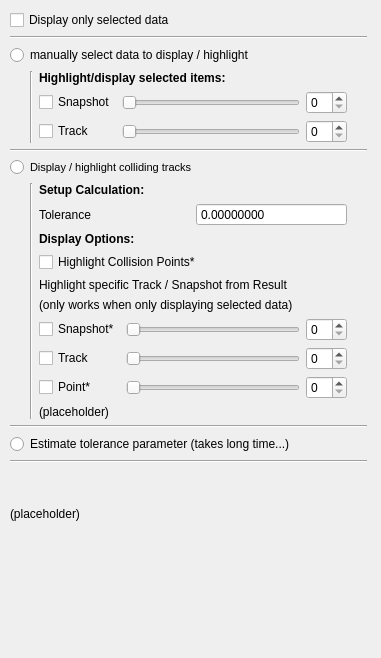
The window that pqSQLiteReaderPanel.ui (corbett/parastro) describes before a commit, drawn with Qt 5.
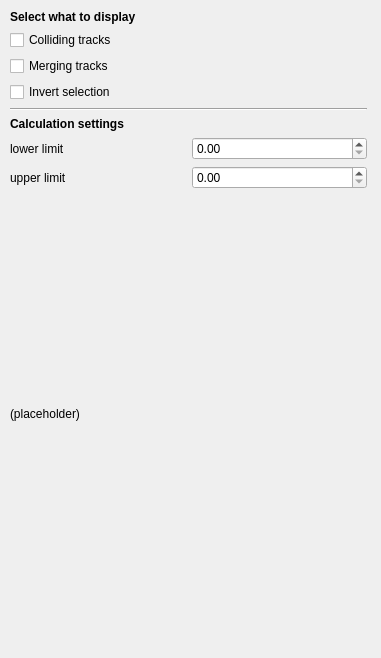
The same window after the commit.

The edit to the form file:
```diff
--- a/pqSQLiteReaderPanel.ui
+++ b/pqSQLiteReaderPanel.ui
@@ -19,359 +19,88 @@
      <x>10</x>
      <y>10</y>
      <width>357</width>
-     <height>511</height>
+     <height>411</height>
     </rect>
    </property>
    <layout class="QVBoxLayout" name="verticalLayout_2">
     <item>
-     <widget class="QCheckBox" name="DisplayOnlySelectedData">
+     <widget class="QLabel" name="label">
+      <property name="font">
+       <font>
+        <weight>75</weight>
+        <bold>true</bold>
+       </font>
+      </property>
       <property name="text">
-       <string>Display only selected data</string>
+       <string>Select what to display</string>
       </property>
      </widget>
     </item>
     <item>
-     <widget class="Line" name="line_5">
-      <property name="orientation">
-       <enum>Qt::Horizontal</enum>
+     <widget class="QCheckBox" name="DisplayColliding">
+      <property name="text">
+       <string>Colliding tracks</string>
       </property>
      </widget>
     </item>
     <item>
-     <widget class="QRadioButton" name="DisplaySelected">
+     <widget class="QCheckBox" name="DisplayMerging">
       <property name="text">
-       <string>manually select data to display / highlight</string>
+       <string>Merging tracks</string>
       </property>
      </widget>
     </item>
     <item>
-     <layout class="QHBoxLayout" name="horizontalLayout_3">
-      <item>
-       <spacer name="horizontalSpacer">
-        <property name="orientation">
-         <enum>Qt::Horizontal</enum>
-        </property>
-        <property name="sizeType">
-         <enum>QSizePolicy::Fixed</enum>
-        </property>
-        <property name="sizeHint" stdset="0">
-         <size>
-          <width>20</width>
-          <height>20</height>
-         </size>
-        </property>
-       </spacer>
-      </item>
-      <item>
-       <widget class="Line" name="line_2">
-        <property name="orientation">
-         <enum>Qt::Vertical</enum>
-        </property>
-       </widget>
-      </item>
-      <item>
-       <layout class="QVBoxLayout" name="verticalLayout_3">
-        <item>
-         <widget class="QLabel" name="label_8">
-          <property name="font">
-           <font>
-            <weight>75</weight>
-            <bold>true</bold>
-           </font>
-          </property>
-          <property name="text">
-           <string>Highlight/display selected items:</string>
-          </property>
-         </widget>
-        </item>
-        <item>
-         <layout class="QGridLayout" name="gridLayout_3">
-          <item row="0" column="0">
-           <widget class="QCheckBox" name="DisplaySelectedSnapshot">
-            <property name="text">
-             <string>Snapshot</string>
-            </property>
-           </widget>
-          </item>
-          <item row="1" column="0">
-           <widget class="QCheckBox" name="DisplaySelectedTrack">
-            <property name="text">
-             <string>Track</string>
-            </property>
-           </widget>
-          </item>
-          <item row="0" column="2">
-           <widget class="QSpinBox" name="DisplaySelectedSnapshotNr_2"/>
-          </item>
-          <item row="1" column="2">
-           <widget class="QSpinBox" name="DisplaySelectedTrackNr_2"/>
-          </item>
-          <item row="0" column="1">
-           <widget class="QSlider" name="DisplaySelectedSnapshotNr">
-            <property name="orientation">
-             <enum>Qt::Horizontal</enum>
-            </property>
-           </widget>
-          </item>
-          <item row="1" column="1">
-           <widget class="QSlider" name="DisplaySelectedTrackNr">
-            <property name="orientation">
-             <enum>Qt::Horizontal</enum>
-            </property>
-           </widget>
-          </item>
-         </layout>
-        </item>
-       </layout>
-      </item>
-      <item>
-       <spacer name="horizontalSpacer_2">
-        <property name="orientation">
-         <enum>Qt::Horizontal</enum>
-        </property>
-        <property name="sizeType">
-         <enum>QSizePolicy::Fixed</enum>
-        </property>
-        <property name="sizeHint" stdset="0">
-         <size>
-          <width>20</width>
-          <height>20</height>
-         </size>
-        </property>
-       </spacer>
-      </item>
-     </layout>
+     <widget class="QCheckBox" name="DisplayInverted">
+      <property name="text">
+       <string>Invert selection</string>
+      </property>
+     </widget>
     </item>
     <item>
-     <widget class="Line" name="line_3">
+     <widget class="Line" name="line">
       <property name="orientation">
        <enum>Qt::Horizontal</enum>
       </property>
      </widget>
     </item>
     <item>
-     <widget class="QRadioButton" name="DisplayCalculated">
+     <widget class="QLabel" name="label_2">
       <property name="font">
        <font>
-        <pointsize>8</pointsize>
-        <underline>false</underline>
+        <weight>75</weight>
+        <bold>true</bold>
        </font>
       </property>
       <property name="text">
-       <string>Display / highlight colliding tracks</string>
+       <string>Calculation settings</string>
       </property>
      </widget>
     </item>
     <item>
-     <layout class="QHBoxLayout" name="horizontalLayout_4">
-      <item>
-       <spacer name="horizontalSpacer_3">
-        <property name="orientation">
-         <enum>Qt::Horizontal</enum>
-        </property>
-        <property name="sizeType">
-         <enum>QSizePolicy::Fixed</enum>
-        </property>
-        <property name="sizeHint" stdset="0">
-         <size>
-          <width>20</width>
-          <height>20</height>
-         </size>
-        </property>
-       </spacer>
+     <layout class="QGridLayout" name="gridLayout">
+      <item row="0" column="1">
+       <widget class="QDoubleSpinBox" name="LowerLimit"/>
       </item>
-      <item>
-       <widget class="Line" name="line">
-        <property name="orientation">
-         <enum>Qt::Vertical</enum>
+      <item row="1" column="1">
+       <widget class="QDoubleSpinBox" name="UpperLimit"/>
+      </item>
+      <item row="0" column="0">
+       <widget class="QLabel" name="label_3">
+        <property name="text">
+         <string>lower limit</string>
         </property>
        </widget>
       </item>
-      <item>
-       <layout class="QVBoxLayout" name="verticalLayout_4">
-        <item>
-         <widget class="QLabel" name="label">
-          <property name="font">
-           <font>
-            <weight>75</weight>
-            <bold>true</bold>
-           </font>
-          </property>
-          <property name="text">
-           <string>Setup Calculation:</string>
-          </property>
-         </widget>
-        </item>
-        <item>
-         <layout class="QGridLayout" name="gridLayout_4">
-          <item row="1" column="0">
-           <widget class="QLabel" name="label_9">
-            <property name="text">
-             <string>Tolerance</string>
-            </property>
-           </widget>
-          </item>
-          <item row="1" column="1">
-           <widget class="QDoubleSpinBox" name="CalculationImpactParameter">
-            <property name="buttonSymbols">
-             <enum>QAbstractSpinBox::NoButtons</enum>
-            </property>
-            <property name="decimals">
-             <number>8</number>
-            </property>
-            <property name="minimum">
-             <double>0.000000000000000</double>
-            </property>
-            <property name="maximum">
-             <double>10.000000000000000</double>
-            </property>
-            <property name="singleStep">
-             <double>0.000001000000000</double>
-            </property>
-            <property name="value">
-             <double>0.000000000000000</double>
-            </property>
-           </widget>
-          </item>
-         </layout>
-        </item>
-        <item>
-         <widget class="QLabel" name="label_5">
-          <property name="font">
-           <font>
-            <weight>75</weight>
-            <bold>true</bold>
-           </font>
-          </property>
-          <property name="text">
-           <string>Display Options:</string>
-          </property>
-         </widget>
-        </item>
-        <item>
-         <widget class="QCheckBox" name="calcHighlightCollisionPoints">
-          <property name="text">
-           <string>Highlight Collision Points*</string>
-          </property>
-         </widget>
-        </item>
-        <item>
-         <widget class="QLabel" name="label_3">
-          <property name="text">
-           <string>Highlight specific Track / Snapshot from Result</string>
-          </property>
-         </widget>
-        </item>
-        <item>
-         <widget class="QLabel" name="label_4">
-          <property name="text">
-           <string>(only works when only displaying selected data)</string>
-          </property>
-         </widget>
-        </item>
-        <item>
-         <layout class="QGridLayout" name="gridLayout">
-          <item row="1" column="2">
-           <widget class="QSpinBox" name="calcHighlightSnapshotNr_2"/>
-          </item>
-          <item row="3" column="2">
-           <widget class="QSpinBox" name="calcHighlightTrackNr_2"/>
-          </item>
-          <item row="1" column="0">
-           <widget class="QCheckBox" name="calcHighlightSnapshot">
-            <property name="text">
-             <string>Snapshot*</string>
-            </property>
-           </widget>
-          </item>
-          <item row="1" column="1">
-           <widget class="QSlider" name="calcHighlightSnapshotNr">
-            <property name="orientation">
-             <enum>Qt::Horizontal</enum>
-            </property>
-           </widget>
-          </item>
-          <item row="3" column="1">
-           <widget class="QSlider" name="calcHighlightTrackNr">
-            <property name="orientation">
-             <enum>Qt::Horizontal</enum>
-            </property>
-           </widget>
-          </item>
-          <item row="3" column="0">
-           <widget class="QCheckBox" name="calcHighlightTrack">
-            <property name="text">
-             <string>Track</string>
-            </property>
-           </widget>
-          </item>
-          <item row="4" column="0">
-           <widget class="QCheckBox" name="calcHighlightPoint">
-            <property name="text">
-             <string>Point*</string>
-            </property>
-           </widget>
-          </item>
-          <item row="4" column="1">
-           <widget class="QSlider" name="calcHighlightPointNr">
-            <property name="orientation">
-             <enum>Qt::Horizontal</enum>
-            </property>
-           </widget>
-          </item>
-          <item row="4" column="2">
-           <widget class="QSpinBox" name="calcHighlightPointNr_2"/>
-          </item>
-         </layout>
-        </item>
-        <item>
-         <widget class="QLabel" name="label_2">
-          <property name="text">
-           <string>(placeholder)</string>
-          </property>
-         </widget>
-        </item>
-       </layout>
-      </item>
-      <item>
-       <spacer name="horizontalSpacer_4">
-        <property name="orientation">
-         <enum>Qt::Horizontal</enum>
+      <item row="1" column="0">
+       <widget class="QLabel" name="label_4">
+        <property name="text">
+         <string>upper limit</string>
         </property>
-        <property name="sizeType">
-         <enum>QSizePolicy::Fixed</enum>
-        </property>
-        <property name="sizeHint" stdset="0">
-         <size>
-          <width>20</width>
-          <height>20</height>
-         </size>
-        </property>
-       </spacer>
+       </widget>
       </item>
      </layout>
     </item>
-    <item>
-     <widget class="Line" name="line_4">
-      <property name="orientation">
-       <enum>Qt::Horizontal</enum>
-      </property>
-     </widget>
-    </item>
-    <item>
-     <widget class="QRadioButton" name="DisplayEstimateTolerance">
-      <property name="text">
-       <string>Estimate tolerance parameter (takes long time...)</string>
-      </property>
-     </widget>
-    </item>
-    <item>
-     <widget class="Line" name="line_6">
-      <property name="orientation">
-       <enum>Qt::Horizontal</enum>
-      </property>
-     </widget>
-    </item>
     <item>
      <spacer name="verticalSpacer_2">
       <property name="orientation">
```
Left out of the diff: 7 changed lines with no effect on the pictures.
